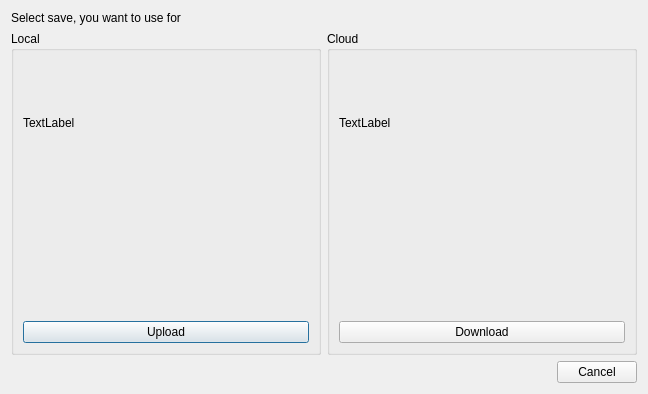
This is rare/ui/components/dialogs/sync_save_dialog.ui in RareDevs/Rare as Qt 5 draws it before an edit. The edited form follows.
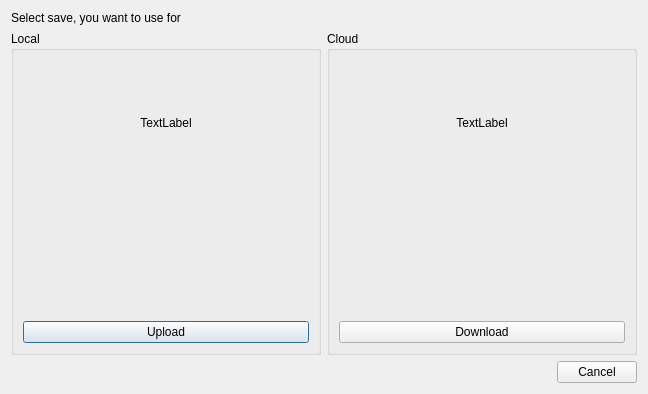
This is the edited form.

Commit message: center icons in sync_save_dialog

```diff
--- a/rare/ui/components/dialogs/sync_save_dialog.ui
+++ b/rare/ui/components/dialogs/sync_save_dialog.ui
@@ -40,6 +40,9 @@
                                         <property name="text">
                                             <string notr="true">TextLabel</string>
                                         </property>
+          <property name="alignment">
+           <set>Qt::AlignCenter</set>
+          </property>
                                     </widget>
                                 </item>
                                 <item>
@@ -70,6 +73,9 @@
                                         <property name="text">
                                             <string notr="true">TextLabel</string>
                                         </property>
+          <property name="alignment">
+           <set>Qt::AlignCenter</set>
+          </property>
                                     </widget>
                                 </item>
                                 <item>
```
Left out of the diff: 20 changed lines with no effect on the pictures. Lines whose indentation alone changed are shown as unchanged. The commit also changes 1 other file.
